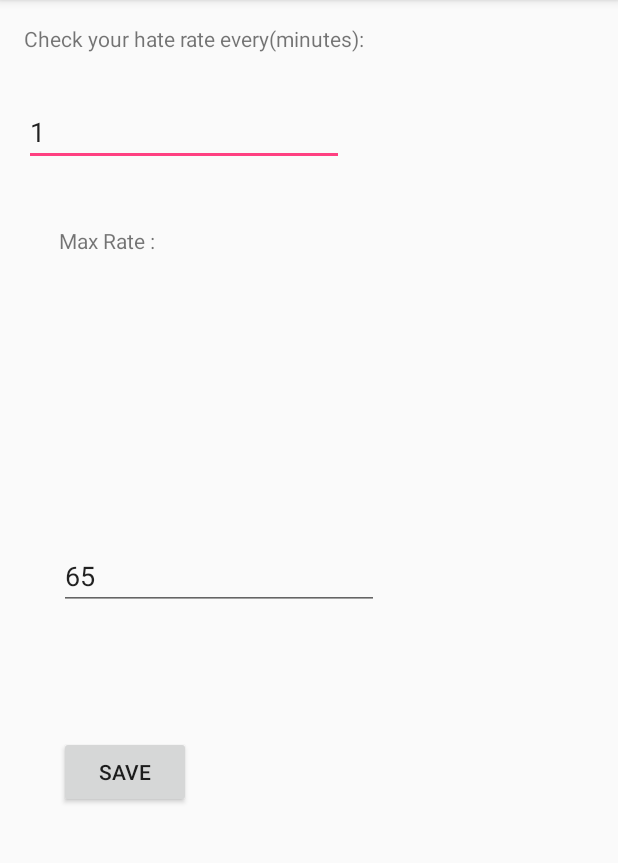
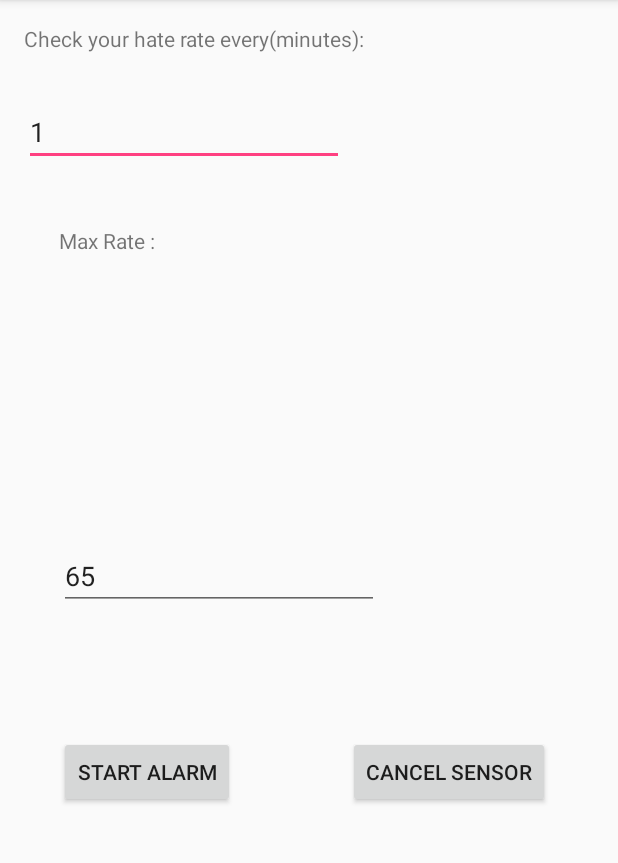
Before and after one commit to viktorkh/HeartSensor_Light, an Android app: the screen it shows after launch (MainActivity), on a phone screen of 412 x 824 dp, the part 84-947 px from its top. Run offline under Robolectric (Android 15) with nearby library versions, the phone set to English and light mode, and no system bars; 2 statements that could not run were skipped.

Commit message:
Updated - Work

```diff
--- a/mobile/src/main/res/layout/activity_main.xml
+++ b/mobile/src/main/res/layout/activity_main.xml
@@ -45,11 +45,21 @@
     <Button
         android:layout_width="wrap_content"
         android:layout_height="wrap_content"
-        android:text="Save"
+        android:text="Start Alarm"
         android:id="@+id/button"
         android:layout_below="@+id/editText_maxrate"
         android:layout_alignStart="@+id/editText_maxrate"
         android:onClick="btnSave_Click"
         android:layout_marginTop="84dp" />
 
+    <Button
+        android:layout_width="wrap_content"
+        android:layout_height="wrap_content"
+        android:text="Cancel Sensor"
+        android:id="@+id/btnCancel"
+        android:onClick="btnCancel_Click"
+        android:layout_alignTop="@+id/button"
+        android:layout_alignParentEnd="true"
+        android:layout_marginEnd="29dp" />
+
 </RelativeLayout>
```
Also changed, not shown: mobile/src/main/java/com/victorkhazanov/heartsensor/MainActivity.java (+13 -1 lines), wear/src/main/java/com/victorkhazanov/heartsensor/WearService.java (+4 -5 lines), mobile/src/main/res/mipmap-hdpi/images.png, mobile/src/main/res/mipmap-mdpi/images.png, mobile/src/main/res/mipmap-xhdpi/images.png, mobile/src/main/res/mipmap-xxhdpi/images.png, mobile/src/main/res/mipmap-xxxhdpi/images.png, wear/src/main/res/mipmap-hdpi/images.png, wear/src/main/res/mipmap-mdpi/images.png, wear/src/main/res/mipmap-xhdpi/images.png, wear/src/main/res/mipmap-xxhdpi/images.png.
